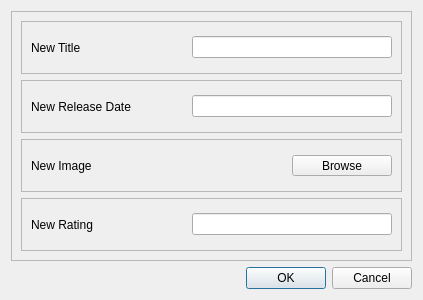
First picture: the form in ui/add_dialog.ui, repository ngfuong/crud-ranking-app, before the edit.
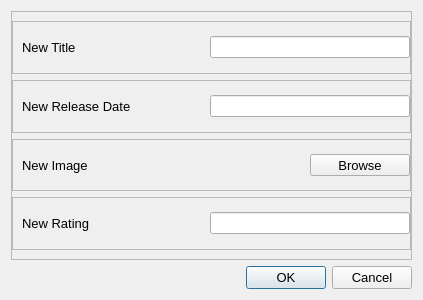
Second picture: the form after the edit. Icons and pictures are not drawn.

What changed in the file:
```diff
--- a/ui/add_dialog.ui
+++ b/ui/add_dialog.ui
@@ -27,6 +27,12 @@
       <enum>QFrame::Raised</enum>
      </property>
      <layout class="QVBoxLayout" name="verticalLayout_2">
+      <property name="leftMargin">
+       <number>0</number>
+      </property>
+      <property name="rightMargin">
+       <number>0</number>
+      </property>
       <item>
        <widget class="QFrame" name="titleFrame">
         <property name="frameShape">
@@ -39,6 +45,9 @@
          <property name="spacing">
           <number>20</number>
          </property>
+         <property name="rightMargin">
+          <number>0</number>
+         </property>
          <item>
           <widget class="QLabel" name="titleLabel">
            <property name="minimumSize">
@@ -47,6 +56,11 @@
              <height>0</height>
             </size>
            </property>
+           <property name="font">
+            <font>
+             <pointsize>10</pointsize>
+            </font>
+           </property>
            <property name="text">
             <string>New Title</string>
            </property>
@@ -77,6 +91,9 @@
          <property name="spacing">
           <number>20</number>
          </property>
+         <property name="rightMargin">
+          <number>0</number>
+         </property>
          <item>
           <widget class="QLabel" name="releasedateLabel">
            <property name="minimumSize">
@@ -85,6 +102,11 @@
              <height>0</height>
             </size>
            </property>
+           <property name="font">
+            <font>
+             <pointsize>10</pointsize>
+            </font>
+           </property>
            <property name="text">
             <string>New Release Date</string>
            </property>
@@ -115,6 +137,9 @@
          <property name="spacing">
           <number>20</number>
          </property>
+         <property name="rightMargin">
+          <number>0</number>
+         </property>
          <item>
           <widget class="QLabel" name="imageLabel">
            <property name="minimumSize">
@@ -123,6 +148,11 @@
              <height>0</height>
             </size>
            </property>
+           <property name="font">
+            <font>
+             <pointsize>10</pointsize>
+            </font>
+           </property>
            <property name="text">
             <string>New Image</string>
            </property>
@@ -136,6 +166,11 @@
              <height>16777215</height>
             </size>
            </property>
+           <property name="font">
+            <font>
+             <pointsize>10</pointsize>
+            </font>
+           </property>
            <property name="text">
             <string>Browse</string>
            </property>
@@ -162,6 +197,9 @@
          <property name="spacing">
           <number>20</number>
          </property>
+         <property name="rightMargin">
+          <number>0</number>
+         </property>
          <item>
           <widget class="QLabel" name="ratingLabel">
            <property name="minimumSize">
@@ -170,6 +208,11 @@
              <height>0</height>
             </size>
            </property>
+           <property name="font">
+            <font>
+             <pointsize>10</pointsize>
+            </font>
+           </property>
            <property name="text">
             <string>New Rating</string>
            </property>
@@ -193,6 +236,11 @@
    </item>
    <item>
     <widget class="QDialogButtonBox" name="buttonBox">
+     <property name="font">
+      <font>
+       <pointsize>10</pointsize>
+      </font>
+     </property>
      <property name="orientation">
       <enum>Qt::Horizontal</enum>
      </property>
```
